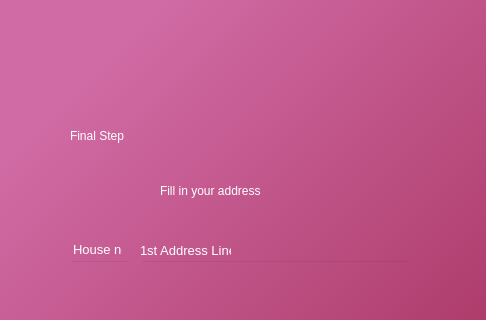
AnshulS853/Coursework_Prototype, file address.ui: the form before one commit; both pictures show x 0 to 486 and y 0 to 320 of the 486 by 800 pixel window.
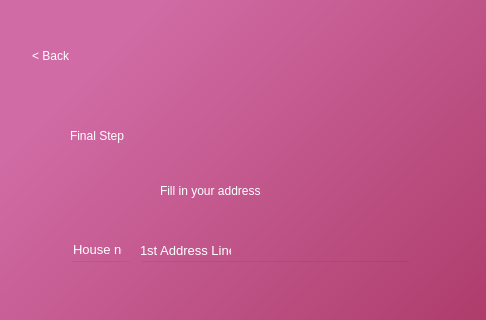
The form after the commit.

What changed in the file:
```diff
--- a/address.ui
+++ b/address.ui
@@ -336,6 +336,23 @@
      <string>House no.</string>
     </property>
    </widget>
+   <widget class="QPushButton" name="goback">
+    <property name="geometry">
+     <rect>
+      <x>10</x>
+      <y>10</y>
+      <width>81</width>
+      <height>91</height>
+     </rect>
+    </property>
+    <property name="styleSheet">
+     <string notr="true">border-radius:20px;
+font: 14pt &quot;MS Shell Dlg 2&quot;; color:rgb(255, 255, 255)</string>
+    </property>
+    <property name="text">
+     <string>&lt; Back</string>
+    </property>
+   </widget>
   </widget>
  </widget>
  <resources/>
```
Left out of the diff: 9 changed lines with no effect on the pictures.
